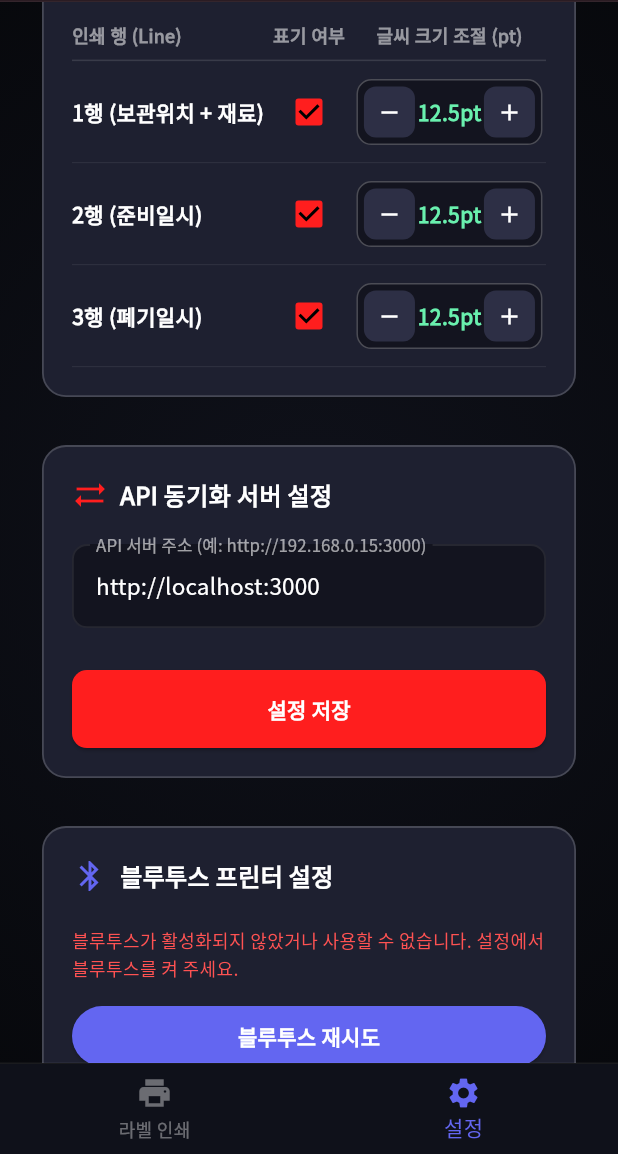
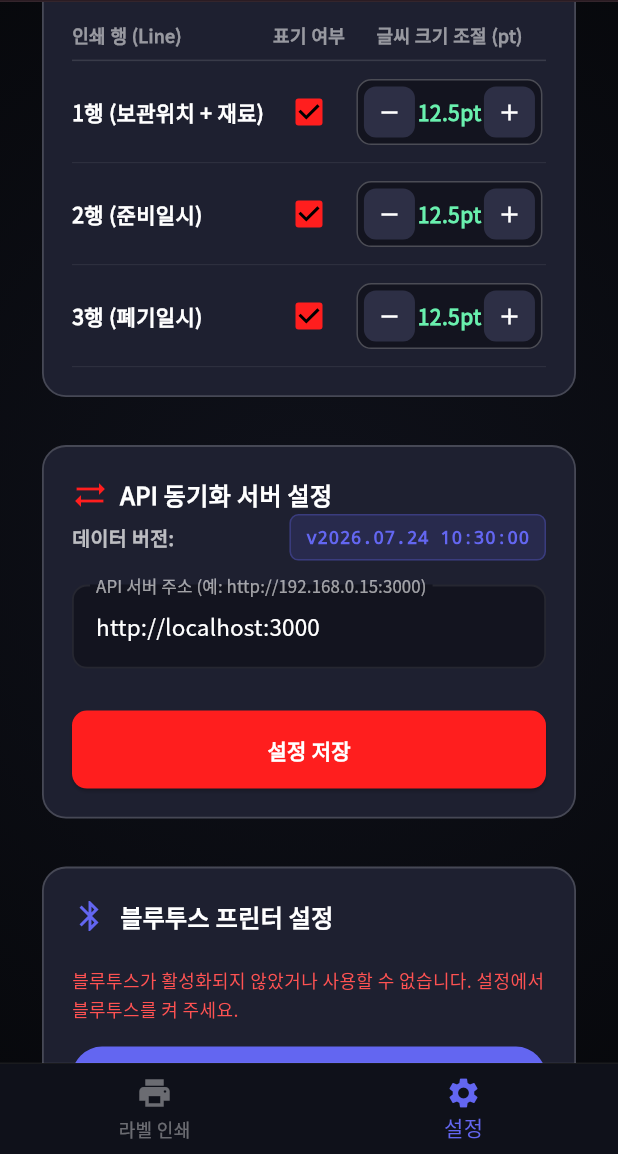
Before and after one commit to cgh88/label, a Flutter app: the screen it shows after launch, item 2 of the bottom bar chosen, scrolled down 576 dp, on a phone screen of 412 x 824 dp, the part 82-1236 px from its top. Run offline on Flutter 3.47's test engine with Material 3 defaults, Android fonts, the phone set to English and light mode, and no system bars; our stand-ins replace pdf, printing, shared_preferences; missing offline and left inert: blue_thermal_printer, pointycastle; network calls fail.

Commit message:
feat: Track data revision version and display data version badge in settings screen

```diff
--- a/client_flutter/lib/services/database_service.dart
+++ b/client_flutter/lib/services/database_service.dart
@@ -1,6 +1,6 @@
 import 'dart:convert';
 import 'dart:io' show File;
-import 'package:flutter/foundation.dart' show kIsWeb, debugPrint;
+import 'package:flutter/foundation.dart';
 import 'package:flutter/services.dart' show rootBundle;
 import 'package:path_provider/path_provider.dart';
 import 'package:shared_preferences/shared_preferences.dart';
@@ -22,6 +22,24 @@ class DatabaseService {
   List<Map<String, dynamic>> users = [];
   List<Map<String, dynamic>> printLogs = [];
   String lastUpdated = "";
+
+  final ValueNotifier<int> dataRevision = ValueNotifier<int>(0);
+
+  String get dataVersionDisplay {
+    if (lastUpdated.isEmpty) return '기본 버전';
+    try {
+      final dt = DateTime.parse(lastUpdated).toLocal();
+      final y = dt.year;
+      final m = dt.month.toString().padLeft(2, '0');
+      final d = dt.day.toString().padLeft(2, '0');
+      final hh = dt.hour.toString().padLeft(2, '0');
+      final mm = dt.minute.toString().padLeft(2, '0');
+      final ss = dt.second.toString().padLeft(2, '0');
+      return 'v$y.$m.$d $hh:$mm:$ss';
+    } catch (_) {
+      return 'v$lastUpdated';
+    }
+  }
 
   Future<void> init() async {
     if (kIsWeb) {
@@ -156,6 +174,7 @@ class DatabaseService {
       }
     }
     lastUpdated = _dbData['last_updated'];
+    dataRevision.value++;
   }
 
   Future<void> replaceDatabaseContent(String jsonContent) async {
@@ -169,6 +188,7 @@ class DatabaseService {
         await loadLocalDatabase();
       }
     }
+    dataRevision.value++;
   }
 
   Future<String> getRawJson() async {
--- a/client_flutter/lib/views/settings_tab_view.dart
+++ b/client_flutter/lib/views/settings_tab_view.dart
@@ -4,6 +4,7 @@ import 'package:shared_preferences/shared_preferences.dart';
 import 'package:blue_thermal_printer/blue_thermal_printer.dart';
 import '../services/api_sync_service.dart';
 import '../services/bluetooth_service.dart';
+import '../services/database_service.dart';
 import '../services/layout_events.dart';
 
 class SettingsTabView extends StatefulWidget {
@@ -44,11 +45,13 @@ class _SettingsTabViewState extends State<SettingsTabView> {
     _loadSettings();
     _initBluetooth();
     BluetoothPrintService.instance.connectionRevision.addListener(_onConnectionChanged);
+    DatabaseService.instance.dataRevision.addListener(_onDataChanged);
   }
 
   @override
   void dispose() {
     BluetoothPrintService.instance.connectionRevision.removeListener(_onConnectionChanged);
+    DatabaseService.instance.dataRevision.removeListener(_onDataChanged);
     _widthController.dispose();
     _heightController.dispose();
     _apiUrlController.dispose();
@@ -58,6 +61,12 @@ class _SettingsTabViewState extends State<SettingsTabView> {
   void _onConnectionChanged() {
     if (mounted) {
       _loadBluetoothDevices();
+    }
+  }
+
+  void _onDataChanged() {
+    if (mounted) {
+      setState(() {});
     }
   }
 
@@ -339,7 +348,37 @@ class _SettingsTabViewState extends State<SettingsTabView> {
                     ),
                   ],
                 ),
-                const SizedBox(height: 20),
+                Row(
+                  mainAxisAlignment: MainAxisAlignment.spaceBetween,
+                  children: [
+                    Text(
+                      '데이터 버전:',
+                      style: TextStyle(color: isDark ? Colors.white70 : Colors.black87, fontSize: 13, fontWeight: FontWeight.bold),
+                    ),
+                    Flexible(
+                      child: Container(
+                        padding: const EdgeInsets.symmetric(horizontal: 10, vertical: 5),
+                        decoration: BoxDecoration(
+                          color: const Color(0xFF6366F1).withValues(alpha: 0.15),
+                          borderRadius: BorderRadius.circular(6),
+                          border: Border.all(color: const Color(0xFF6366F1).withValues(alpha: 0.3)),
+                        ),
+                        child: Text(
+                          DatabaseService.instance.dataVersionDisplay,
+                          style: const TextStyle(
+                            color: Color(0xFF6366F1),
+                            fontSize: 12,
+                            fontWeight: FontWeight.bold,
+                            fontFamily: 'monospace',
+                          ),
+                          overflow: TextOverflow.ellipsis,
+                          maxLines: 1,
+                        ),
+                      ),
+                    ),
+                  ],
+                ),
+                const SizedBox(height: 16),
                 TextField(
                   controller: _apiUrlController,
                   style: TextStyle(color: isDark ? Colors.white : Colors.black87),
```
Also changed, not shown: 1 other file.
